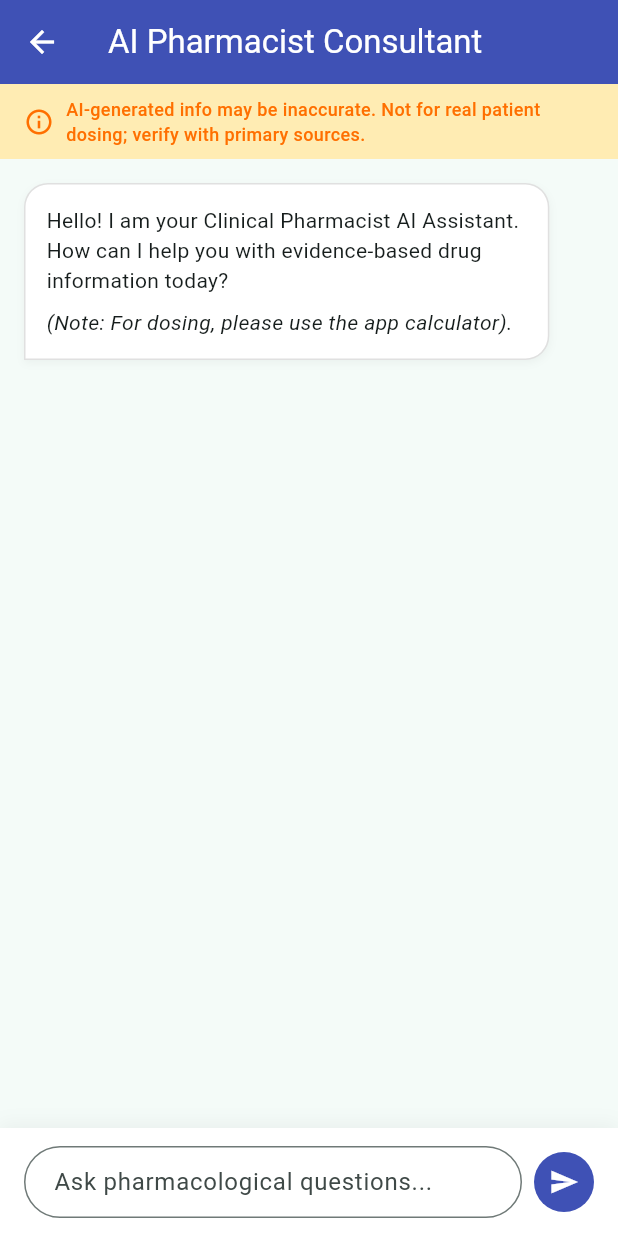
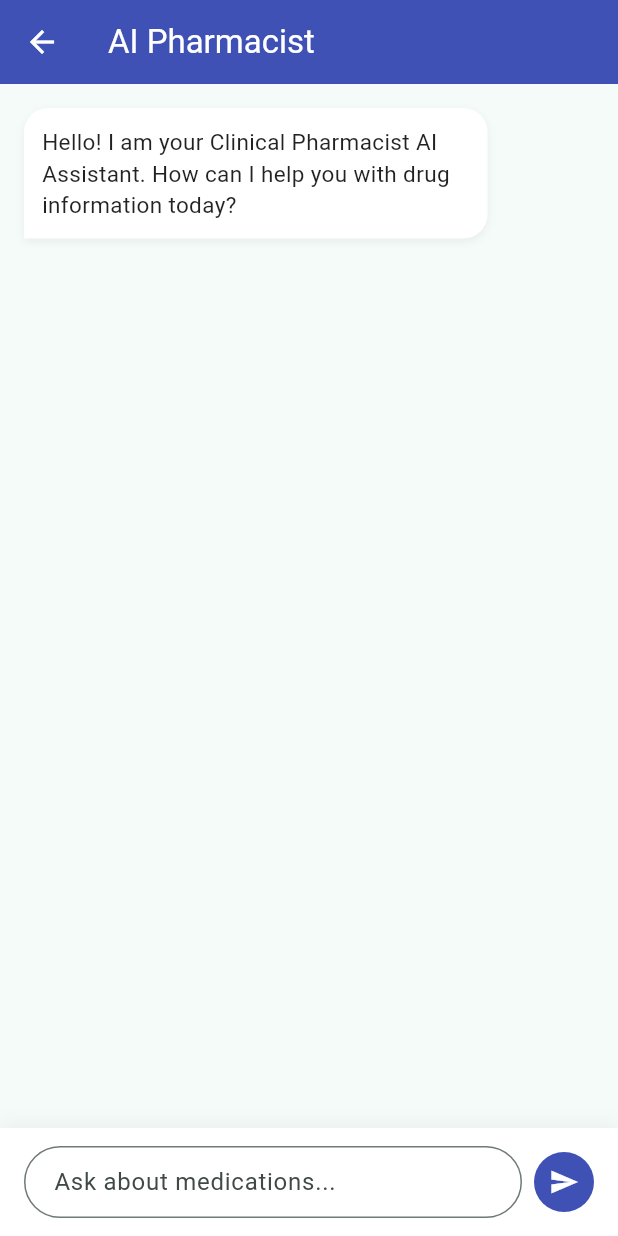
Before and after one commit to Hal281/Drugph, a Flutter app: the AiConsultantScreen screen opened directly with empty values, after a tap on the "send" icon, on a phone screen of 412 x 824 dp. Run offline on Flutter 3.47's test engine with Material 3 defaults, Android fonts, the phone set to English and light mode, and no system bars; drawn by our look-alikes of flutter_markdown; our stand-ins replace google_generative_ai, pdf, printing; Roboto replaces fonts that are missing (Sarabun).

Commit message:
Update ai_consultant_screen.dart

```diff
--- a/drugforPh/lib/ui/ai_consultant_screen.dart
+++ b/drugforPh/lib/ui/ai_consultant_screen.dart
@@ -1,19 +1,11 @@
-import 'dart:convert';
 import 'package:flutter/material.dart';
-import 'package:flutter_markdown/flutter_markdown.dart';
 import 'package:google_generative_ai/google_generative_ai.dart';
-import 'package:http/http.dart' as http;
+import '../core/models/drug.dart';
 import '../data/drug_database.dart';
 
 class AiConsultantScreen extends StatefulWidget {
   final bool isThai;
-  final String? initialDrugName;
-
-  const AiConsultantScreen({
-    super.key,
-    required this.isThai,
-    this.initialDrugName,
-  });
+  const AiConsultantScreen({super.key, required this.isThai});
 
   @override
   State<AiConsultantScreen> createState() => _AiConsultantScreenState();
@@ -29,95 +21,87 @@ class _AiConsultantScreenState extends State<AiConsultantScreen> {
   final List<Map<String, dynamic>> _messages = [];
   bool _isLoading = false;
 
-  // Production default proxy deployed on Cloudflare Workers
-  static const String _defaultProxyUrl =
-      'https://drugph-ai-proxy.turbodrugph.workers.dev';
-
-  // Configured via --dart-define=AI_PROXY_URL=https://... with default fallback
-  static const String _proxyUrl = String.fromEnvironment(
-    'AI_PROXY_URL',
-    defaultValue: _defaultProxyUrl,
-  );
-  // Fallback for local testing only via --dart-define=GEMINI_API_KEY=...
-  static const String _directApiKey = String.fromEnvironment('GEMINI_API_KEY');
-
-  // Regex to detect dose-like patterns in AI output
-  static final RegExp _dosePattern = RegExp(
-    r'\b\d+(\.\d+)?\s*(mg|mg/kg|mL/hr|ml/hr|units/kg|unit/kg|mcg|g\b)',
-    caseSensitive: false,
+  // ดึง API Key จาก Environment variable
+  static const String _apiKey = String.fromEnvironment(
+    'GEMINI_API_KEY',
+    defaultValue: 'f2dbf69c50d9b6e853e656e762c961e2febef104bb721cbaf9a92d5e5ae5b01d',
   );
 
   @override
   void initState() {
     super.initState();
-    _initChat();
+    _initModel();
   }
 
-  void _initChat() {
-    final hasProxy = _proxyUrl.isNotEmpty;
-    final hasDirectKey = _directApiKey.isNotEmpty;
-
-    if (!hasProxy && !hasDirectKey) {
+  void _initModel() {
+    if (_apiKey.isEmpty) {
       setState(() {
         _messages.add({
           'isBot': true,
           'text': widget.isThai
-              ? '⚠️ **ยังไม่ได้กำหนดค่าระบบ AI:** กรุณากำหนด `AI_PROXY_URL` ผ่าน `--dart-define` หรือติดต่อผู้ดูแลระบบ'
-              : '⚠️ **AI Service Not Configured:** Please configure `AI_PROXY_URL` via `--dart-define` or contact support.',
+            ? 'ข้อผิดพลาด: ไม่พบ API Key กรุณาตั้งค่า GEMINI_API_KEY ใน GitHub Secrets หรือตั้งค่าผ่าน --dart-define'
+            : 'Error: API Key not found. Please configure GEMINI_API_KEY in GitHub Secrets or via --dart-define.'
         });
       });
       return;
     }
 
-    if (!hasProxy && hasDirectKey) {
-      _initDirectModel();
-    }
-
-    final welcomeText = widget.initialDrugName != null
-        ? (widget.isThai
-            ? 'สวัสดีครับ ผมคือ AI ผู้ช่วยเภสัชกร มีข้อสงสัยด้านเภสัชวิทยา ข้อบ่งใช้ หรืออาการไม่พึงประสงค์ของยา **${widget.initialDrugName}** สอบถามได้เลยครับ\n\n*(หมายเหตุ: ระบบไม่รับคำนวณขนาดยา กรุณาใช้เครื่องคิดเลขหลักของแอป)*'
-            : 'Hello! I am your Clinical Pharmacist AI Assistant. How can I help you with **${widget.initialDrugName}** today?\n\n*(Note: Exact dosage calculations must be done via the app calculator).*')
-        : (widget.isThai
-            ? 'สวัสดีครับ ผมคือ AI ผู้ช่วยเภสัชกร ยินดีให้คำปรึกษาเรื่องกลไกยา ข้อควรระวัง และอันตรกิริยาระหว่างยาครับ\n\n*(หมายเหตุ: ระบบไม่รับคำนวณขนาดยา กรุณาใช้เครื่องคิดเลขหลักของแอป)*'
-            : 'Hello! I am your Clinical Pharmacist AI Assistant. How can I help you with evidence-based drug information today?\n\n*(Note: For dosing, please use the app calculator).*');
-
-    setState(() {
-      _messages.add({
-        'isBot': true,
-        'text': welcomeText,
-      });
-    });
-  }
-
-  void _initDirectModel() {
     final supportedDrugs = DrugDatabase.allDrugs.map((d) => d.genericName).join(', ');
 
     final systemInstruction = Content.system('''
-You are an expert Senior Clinical Pharmacist AI.
-Your primary goal is to provide accurate, evidence-based pharmacology information.
+You are an expert Senior Clinical Pharmacist AI with 20 years of experience in pharmacotherapy, pharmacokinetics (PK), and pharmacodynamics (PD).
+Your primary goal is to provide highly accurate, evidence-based, and safe pharmacological information to healthcare professionals (doctors, pharmacists, nurses).
 
-CRITICAL SAFETY RULES:
-1. NO EXACT DOSAGE CALCULATIONS: You MUST REFUSE to calculate exact mg/kg dosages or renal adjustments. Reply: "Please use the deterministic Dosage Calculator in this application for precise and safe calculations."
-2. NO DIAGNOSIS.
-3. EVIDENCE-BASED ONLY: Cite reputable sources (Lexicomp, Sanford Guide, etc.).
-4. PRIVACY: Never ask for or store patient names or hospital numbers.
-Supported formulary in this app: $supportedDrugs.
-''');
+CRITICAL THINKING & DOUBLE VERIFICATION (ALWAYS ON):
+Before generating any response, you MUST engage your critical thinking. Internally verify the drug class, mechanism of action, contraindications, and potential interactions. Double-check your own logic to minimize errors before outputting the final answer.
+
+CRITICAL SAFETY RULES (ZERO TOLERANCE FOR HALLUCINATION):
+1. NO DIAGNOSIS: You cannot diagnose conditions.
+2. NO EXACT DOSAGE CALCULATIONS: You MUST REFUSE to calculate exact mg/kg dosages, renal adjustments, or infusion rates. If asked for a calculation, you MUST reply: "Please use the deterministic Dosage Calculator in this application for precise and safe calculations."
+3. EVIDENCE-BASED ONLY: If you are not 100% certain of an interaction, adverse effect, or mechanism, state clearly: "I do not have sufficient clinical evidence to answer this safely." Do not guess.
+4. SCOPE: ONLY answer questions related to medicine, pharmacy, pharmacology, clinical guidelines, and nursing. Politely decline unrelated topics.
+
+MANDATORY CITATIONS & REFERENCES:
+For EVERY medical or pharmacological claim you make, you MUST cite your source.
+- You must draw knowledge ONLY from globally accepted, highly reputable clinical references (e.g., Lexicomp, Micromedex, UpToDate, Sanford Guide, Pharmacotherapy (DiPiro), Thai National Formulary, FDA/EMA guidelines, or peer-reviewed journals).
+- State clearly where the information comes from at the end of your response under a "References" section.
+
+APP CONTEXT:
+The user is using a Clinical Pharmacokinetics App.
+The app currently has built-in calculators for the following drugs: $supportedDrugs.
+If the user asks about a drug in this list, strongly encourage them to use the app's built-in tools for dosing and TDM.
+
+COMMUNICATION STYLE & MANDATORY DISCLAIMER:
+- Use precise clinical terminology.
+- Structure answers clearly with bullet points.
+- Answer in the language the user used (English or Thai).
+- EVERY response MUST end with this exact disclaimer (translated to Thai if answering in Thai):
+"Disclaimer: This information is provided to support clinical decision-making only. It does not replace professional clinical judgment. Do not use this information for any purpose that violates medical ethics or the law."
+    ''');
 
     _model = GenerativeModel(
-      model: 'gemini-1.5-flash',
-      apiKey: _directApiKey,
+      model: 'gemini-1.5-pro',
+      apiKey: _apiKey,
       systemInstruction: systemInstruction,
       generationConfig: GenerationConfig(temperature: 0.1, topP: 0.8),
     );
 
     _chat = _model!.startChat();
+
+    setState(() {
+      _messages.add({
+        'isBot': true,
+        'text': widget.isThai
+          ? 'สวัสดีครับ ผมคือผู้ช่วยเภสัชกร AI ยินดีให้คำปรึกษาเรื่องยา (ไม่รับคำนวณขนาดยานะครับ กรุณาใช้เครื่องคิดเลขหลักของแอป)'
+          : 'Hello! I am your Clinical Pharmacist AI Assistant. How can I help you with drug information today?'
+      });
+    });
   }
 
   Future<void> _sendMessage() async {
+    if (_msgCtrl.text.trim().isEmpty || _chat == null) return;
+
     final text = _msgCtrl.text.trim();
-    if (text.isEmpty) return;
-
     _msgCtrl.clear();
 
     setState(() {
@@ -128,71 +112,18 @@ Supported formulary in this app: $supportedDrugs.
     _scrollToBottom();
 
     try {
-      String replyText;
-
-      if (_proxyUrl.isNotEmpty) {
-        replyText = await _callProxy(text);
-      } else if (_chat != null) {
-        final response = await _chat!.sendMessage(Content.text(text));
-        replyText = response.text ?? (widget.isThai ? 'ไม่มีคำตอบ' : 'No response');
-      } else {
-        replyText = widget.isThai
-            ? 'ไม่สามารถเชื่อมต่อระบบ AI ได้'
-            : 'AI service unavailable';
-      }
-
-      // Output guard: detect dose-like numbers and prepend safety banner
-      if (_dosePattern.hasMatch(replyText)) {
-        final warning = widget.isThai
-            ? '> ⚠️ **คำเตือนความปลอดภัย:** ข้อความด้านล่างมีตัวเลขขนาดยา ห้ามนำไปใช้กับผู้ป่วยจริงโดยตรง กรุณาใช้เครื่องมือ **เครื่องคิดเลขขนาดยา (Dosage Calculator)** ในแอปเพื่อความปลอดภัย\n\n'
-            : '> ⚠️ **SAFETY WARNING:** This response mentions dosage amounts. Do NOT use these numbers directly on patients. Please use the deterministic **Dosage Calculator** in the app.\n\n';
-        replyText = warning + replyText;
-      }
-
+      final response = await _chat!.sendMessage(Content.text(text));
       setState(() {
-        _messages.add({'isBot': true, 'text': replyText});
+        _messages.add({'isBot': true, 'text': response.text ?? 'Error...'});
         _isLoading = false;
       });
       _scrollToBottom();
     } catch (e) {
-      debugPrint('AiConsultant error: $e');
       setState(() {
-        _messages.add({
-          'isBot': true,
-          'text': widget.isThai
-              ? 'ขออภัย เกิดข้อผิดพลาดในการเชื่อมต่อกับระบบ AI กรุณาลองใหม่อีกครั้งในภายหลัง'
-              : 'Sorry, a connection error occurred while contacting the AI service. Please try again later.'
-        });
+        _messages.add({'isBot': true, 'text': 'Error: ${e.toString()}'});
         _isLoading = false;
       });
       _scrollToBottom();
-    }
-  }
-
-  Future<String> _callProxy(String message) async {
-    final history = _messages
-        .where((m) => m['text'] != null)
-        .take(6)
-        .map((m) => {
-              'role': m['isBot'] == true ? 'model' : 'user',
-              'text': m['text'],
-            })
-        .toList();
-
-    final response = await http.post(
-      Uri.parse(_proxyUrl),
-      headers: {'Content-Type': 'application/json'},
-      body: jsonEncode({
-        'message': message,
-        'history': history,
-      }),
-    ).timeout(const Duration(seconds: 15));
-
-    if (response.statusCode == 200) {
-      final data = jsonDecode(response.body);
-      return data['reply'] as String? ?? 'No response generated.';
-    } else {
-      throw Exception('Proxy status: ${response.statusCode}');
     }
   }
 
@@ -212,39 +143,11 @@ Supported formulary in this app: $supportedDrugs.
   Widget build(BuildContext context) {
     return Scaffold(
       appBar: AppBar(
-        title: Text(widget.isThai ? 'AI ผู้ช่วยเภสัชกร' : 'AI Pharmacist Consultant'),
+        title: Text(widget.isThai ? 'AI ผู้ช่วยเภสัชกร' : 'AI Pharmacist'),
         backgroundColor: Colors.indigo,
         foregroundColor: Colors.white,
       ),
-      body: Column(
-        children: [
-          // Persistent safety banner
-          Container(
-            width: double.infinity,
-            padding: const EdgeInsets.symmetric(horizontal: 16, vertical: 8),
-            color: Colors.amber.shade100,
-            child: Row(
-              children: [
-                Icon(Icons.info_outline, size: 20, color: Colors.amber.shade900),
-                const SizedBox(width: 8),
-                Expanded(
-                  child: Text(
-                    widget.isThai
-                        ? 'ข้อมูลสร้างโดย AI อาจคลาดเคลื่อนได้ ไม่ใช้คำนวณขนาดยาจริง และต้องตรวจเทียบกับตำราอ้างอิงเสมอ'
-                        : 'AI-generated info may be inaccurate. Not for real patient dosing; verify with primary sources.',
-                    style: TextStyle(
-                      fontSize: 12,
-                      color: Colors.amber.shade900,
-                      fontWeight: FontWeight.w500,
-                    ),
-                  ),
-                ),
-              ],
-            ),
-          ),
-          Expanded(child: _buildChatScreen()),
-        ],
-      ),
+      body: _buildChatScreen(),
     );
   }
 
@@ -263,42 +166,27 @@ Supported formulary in this app: $supportedDrugs.
                 alignment: isBot ? Alignment.centerLeft : Alignment.centerRight,
                 child: Container(
                   margin: const EdgeInsets.only(bottom: 12),
-                  padding: const EdgeInsets.all(14),
+                  padding: const EdgeInsets.all(12),
                   constraints: BoxConstraints(
-                    maxWidth: MediaQuery.of(context).size.width * 0.85,
+                    maxWidth: MediaQuery.of(context).size.width * 0.75,
                   ),
                   decoration: BoxDecoration(
-                    color: isBot ? Colors.white : Colors.indigo.shade50,
+                    color: isBot ? Colors.white : Colors.indigo.shade100,
                     borderRadius: BorderRadius.circular(16).copyWith(
                       bottomLeft: isBot ? const Radius.circular(0) : const Radius.circular(16),
                       bottomRight: isBot ? const Radius.circular(16) : const Radius.circular(0),
                     ),
-                    border: Border.all(
-                      color: isBot ? Colors.grey.shade300 : Colors.indigo.shade200,
+                    boxShadow: [
+                      BoxShadow(color: Colors.black.withOpacity(0.05), blurRadius: 4, offset: const Offset(0, 2))
+                    ]
+                  ),
+                  child: Text(
+                    msg['text'] as String,
+                    style: TextStyle(
+                      fontSize: 15,
+                      color: isBot ? Colors.black87 : Colors.indigo.shade900,
                     ),
-                    boxShadow: [
-                      BoxShadow(
-                        color: Colors.black.withValues(alpha: 0.04),
-                        blurRadius: 4,
-                        offset: const Offset(0, 2),
-                      ),
-                    ],
                   ),
-                  child: isBot
-                      ? MarkdownBody(
-                          data: msg['text'] as String,
-                          styleSheet: MarkdownStyleSheet.fromTheme(Theme.of(context)).copyWith(
-                            p: const TextStyle(fontSize: 14, height: 1.4),
-                          ),
-                        )
-                      : Text(
-                          msg['text'] as String,
-                          style: TextStyle(
-                            fontSize: 14,
-                            color: Colors.indigo.shade900,
-                            fontWeight: FontWeight.w500,
-                          ),
-                        ),
                 ),
               );
             },
@@ -314,12 +202,8 @@ Supported formulary in this app: $supportedDrugs.
           decoration: BoxDecoration(
             color: Colors.white,
             boxShadow: [
-              BoxShadow(
-                color: Colors.black.withValues(alpha: 0.05),
-                blurRadius: 10,
-                offset: const Offset(0, -2),
-              ),
-            ],
+              BoxShadow(color: Colors.black.withOpacity(0.05), blurRadius: 10, offset: const Offset(0, -2))
+            ]
           ),
           child: Row(
             children: [
@@ -327,7 +211,7 @@ Supported formulary in this app: $supportedDrugs.
                 child: TextField(
                   controller: _msgCtrl,
                   decoration: InputDecoration(
-                    hintText: widget.isThai ? 'ถามคำถามเรื่องยา (เช่น กลไก, ผลข้างเคียง)...' : 'Ask pharmacological questions...',
+                    hintText: widget.isThai ? 'ถามคำถามเรื่องยา...' : 'Ask about medications...',
                     border: OutlineInputBorder(borderRadius: BorderRadius.circular(24)),
                     contentPadding: const EdgeInsets.symmetric(horizontal: 16, vertical: 12),
                   ),
@@ -341,7 +225,7 @@ Supported formulary in this app: $supportedDrugs.
                   icon: const Icon(Icons.send, color: Colors.white, size: 20),
                   onPressed: _sendMessage,
                 ),
-              ),
+              )
             ],
           ),
         ),
```
